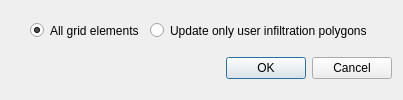
First picture: the form in flo2d/ui/infil_update_selector.ui, repository FLO-2DSoftware/qgis-flo-2d-plugin, before the edit.
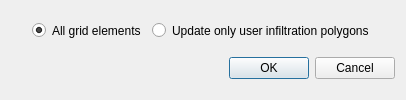
Second picture: the form after the edit.

Commit message: update dialog window  title

The edit to the form file:
```diff
--- a/flo2d/ui/infil_update_selector.ui
+++ b/flo2d/ui/infil_update_selector.ui
@@ -6,7 +6,7 @@
    <rect>
     <x>0</x>
     <y>0</y>
-    <width>403</width>
+    <width>406</width>
     <height>100</height>
    </rect>
   </property>
```
Left out of the diff: 2 changed lines with no effect on the pictures.
